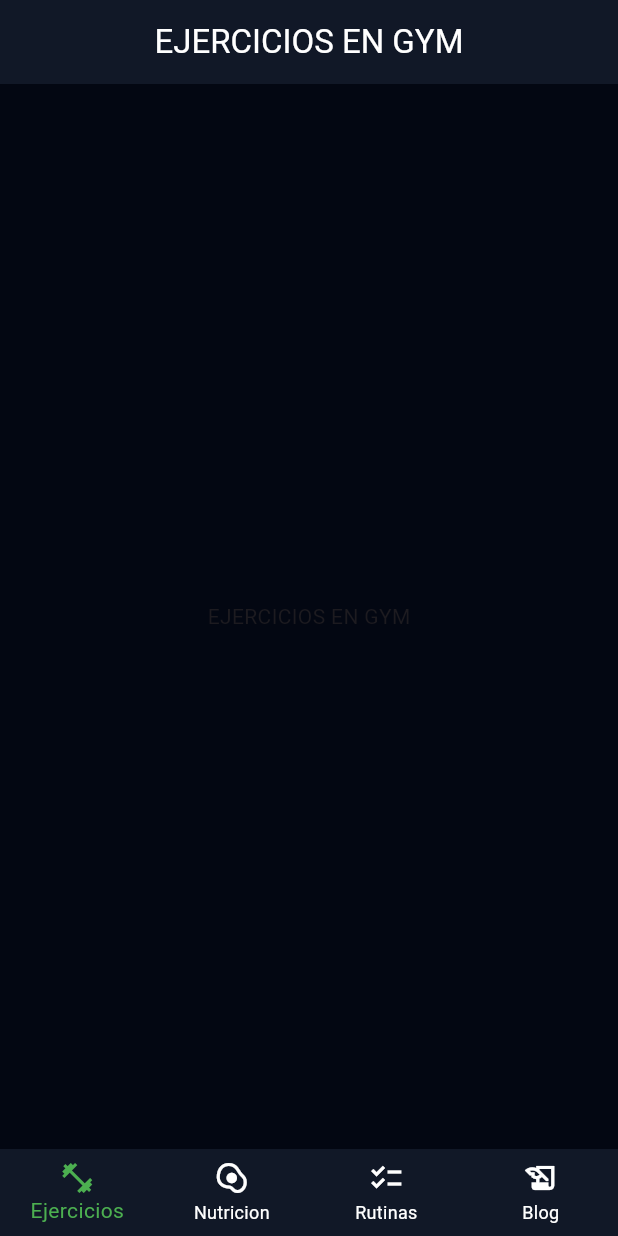
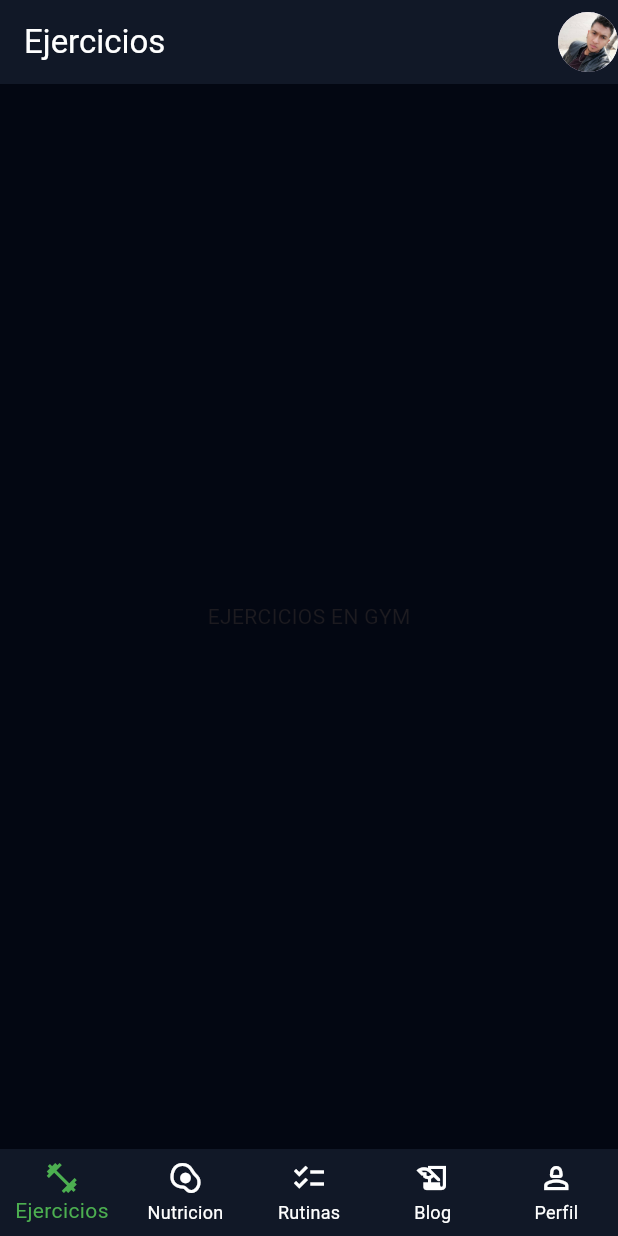
Before and after one commit to JasubiPL/Entrenate-App, a Flutter app: the screen it shows after launch, on a phone screen of 412 x 824 dp. Run offline on Flutter 3.47's test engine with Material 3 defaults, Android fonts, the light colour scheme and no system bars.

Commit message:
Se separa el AppBar general y se personaliza

```diff
--- a/lib/main.dart
+++ b/lib/main.dart
@@ -1,4 +1,4 @@
-import 'package:entrenate/pages/gym_exercises.dart';
+import 'package:entrenate/screens/screens.dart';
 import 'package:flutter/material.dart';
 
 void main() {
@@ -10,9 +10,17 @@ class MainApp extends StatelessWidget {
 
   @override
   Widget build(BuildContext context) {
-    return const MaterialApp(
+    return MaterialApp(
       debugShowCheckedModeBanner: false,
-      home: GymExercises()
+      initialRoute: 'exercises',
+      routes: {
+        'exercises' : (BuildContext context) => const ExercisesScreen(),
+        'nutrition' : (BuildContext context) => const NutritionScreen(),
+        'routine' : (BuildContext context) => const RoutineScreen(),
+        'blog' : (BuildContext context) => const BlogScreen(),
+        'profile' : (BuildContext context) => const ProfileScreen(),
+
+      },
     );
   }
 }
--- a/lib/pages/gym_exercises.dart
+++ /dev/null
@@ -1,26 +0,0 @@
-import 'package:entrenate/widgets/navbar.dart';
-import 'package:flutter/material.dart';
-
-class GymExercises extends StatelessWidget {
-  const GymExercises({super.key});
-
-  @override
-  Widget build(BuildContext context) {
-
-  const primaryColor = Color.fromARGB(255, 17, 24, 39);
-  const bgColor = Color.fromARGB(255, 3, 7, 18);
-
-    return Scaffold(
-      backgroundColor: bgColor,
-      appBar:AppBar(
-        backgroundColor: primaryColor,
-        title: const Text('EJERCICIOS EN GYM', style: TextStyle(color: Colors.white)),
-        centerTitle: true,
-      ),
-      body: const Center(
-        child: Text('EJERCICIOS EN GYM'),
-      ),
-      bottomNavigationBar: const navbar(),
-    );
-  }
-}
--- /dev/null
+++ b/lib/screens/exercises_screen.dart
@@ -0,0 +1,23 @@
+import 'package:entrenate/widgets/my_appbar.dart';
+import 'package:entrenate/widgets/navbar.dart';
+import 'package:flutter/material.dart';
+
+class ExercisesScreen extends StatelessWidget {
+  const ExercisesScreen({super.key});
+
+  @override
+  Widget build(BuildContext context) {
+
+  const primaryColor = Color.fromARGB(255, 17, 24, 39);
+  const bgColor = Color.fromARGB(255, 3, 7, 18);
+
+    return const Scaffold(
+      backgroundColor: bgColor,
+      appBar: MyAppBar(screenTitle: 'Ejercicios'),
+      body: Center(
+        child: Text('EJERCICIOS EN GYM'),
+      ),
+      bottomNavigationBar: Navbar(),
+    );
+  }
+}
--- /dev/null
+++ b/lib/screens/screens.dart
@@ -0,0 +1,5 @@
+export 'package:entrenate/screens/blog_screen.dart';
+export 'package:entrenate/screens/exercises_screen.dart';
+export 'package:entrenate/screens/nutrition_screen.dart';
+export 'package:entrenate/screens/profile_screen.dart';
+export 'package:entrenate/screens/routine_screen.dart';
--- /dev/null
+++ b/lib/widgets/my_appbar.dart
@@ -0,0 +1,28 @@
+import 'package:flutter/material.dart';
+
+class MyAppBar extends StatelessWidget implements PreferredSizeWidget{
+
+  final String screenTitle;
+
+  const MyAppBar({
+    super.key,
+    required this.screenTitle,
+  });
+
+  @override
+  Widget build(BuildContext context) {
+    const primaryColor = Color.fromARGB(255, 17, 24, 39);
+
+    return AppBar(
+        backgroundColor: primaryColor,
+        title: Text(screenTitle, style: const TextStyle(color: Colors.white)),
+        foregroundColor: Colors.white,
+        actions: const [
+          CircleAvatar(backgroundImage: AssetImage('assets/img/Perfil.jpg'), )
+        ],
+      );
+  }
+
+    @override
+  Size get preferredSize => const Size.fromHeight(kToolbarHeight);
+}
--- a/lib/widgets/navbar.dart
+++ b/lib/widgets/navbar.dart
@@ -1,19 +1,24 @@
+import 'package:entrenate/screens/screens.dart';
 import 'package:flutter/material.dart';
 
 
-class navbar extends StatelessWidget {
-  const navbar({
+class Navbar extends StatelessWidget {
+  const Navbar({
     super.key,
   });
 
+  final pages = const [ExercisesScreen(), NutritionScreen(), RoutineScreen(), BlogScreen(), ProfileScreen() ];
 
   @override
   Widget build(BuildContext context) {
 
     const primaryColor = Color.fromARGB(255, 17, 24, 39);
-    const bgColor = Color.fromARGB(255, 3, 7, 18);
 
     return BottomNavigationBar(
+      onTap: (value) {
+        final route = MaterialPageRoute(builder: ( context ) => pages[value]);
+        Navigator.push(context, route);
+      },
       type: BottomNavigationBarType.fixed,
       backgroundColor: primaryColor,
       currentIndex: 0,
@@ -23,19 +28,27 @@ class navbar extends StatelessWidget {
       items:const [
         BottomNavigationBarItem(
           icon: Icon(Icons.fitness_center),
-          label: 'Ejercicios'
+          label: 'Ejercicios',
         ),
         BottomNavigationBarItem(
           icon: Icon(Icons.egg_alt_outlined),
-          label: 'Nutricion'
+          label: 'Nutricion',
+
         ),
         BottomNavigationBarItem(
           icon: Icon(Icons.checklist_outlined),
-          label: 'Rutinas'
+          label: 'Rutinas',
+
         ),
         BottomNavigationBarItem(
           icon: Icon(Icons.history_edu),
-          label: 'Blog'
+          label: 'Blog',
+
+        ),
+                BottomNavigationBarItem(
+          icon: Icon(Icons.person_2_outlined),
+          label: 'Perfil',
+
         ),
       ],
       );
--- a/pubspec.yaml
+++ b/pubspec.yaml
@@ -17,3 +17,6 @@ dev_dependencies:
 
 flutter:
   uses-material-design: true
+
+  assets:
+    - assets/img/
```
Also changed, not shown: lib/screens/blog_screen.dart (added, +14 -0 lines), lib/screens/nutrition_screen.dart (added, +14 -0 lines), lib/screens/profile_screen.dart (added, +14 -0 lines), lib/screens/routine_screen.dart (added, +14 -0 lines), assets/img/Perfil.jpg (added).
